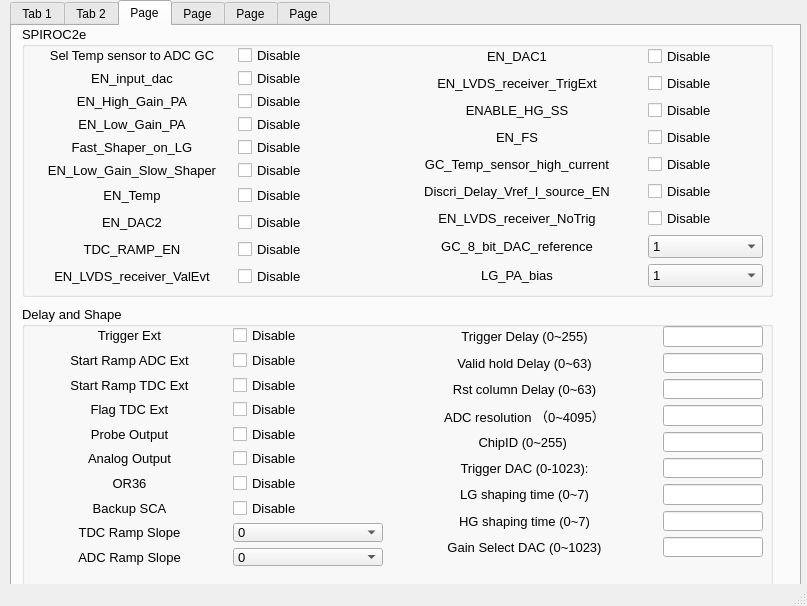
Dreamcatcher-aug/muon_Window, file mainwindow.ui: the form before one commit.
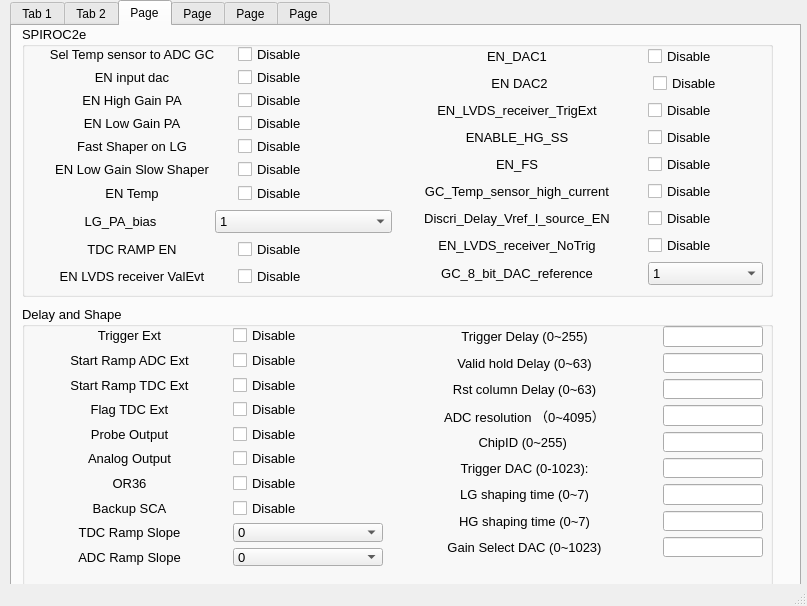
The form after the commit. The open tabs and pages were chosen to show the change.

```diff
--- a/mainwindow.ui
+++ b/mainwindow.ui
@@ -1196,6 +1196,39 @@
             </item>
            </layout>
           </item>
+          <item>
+           <layout class="QHBoxLayout" name="horizontalLayout_130">
+            <item>
+             <widget class="QLabel" name="label_112">
+              <property name="minimumSize">
+               <size>
+                <width>200</width>
+                <height>0</height>
+               </size>
+              </property>
+              <property name="text">
+               <string>EN DAC2</string>
+              </property>
+              <property name="alignment">
+               <set>Qt::AlignmentFlag::AlignCenter</set>
+              </property>
+             </widget>
+            </item>
+            <item>
+             <widget class="QCheckBox" name="ENDac2">
+              <property name="maximumSize">
+               <size>
+                <width>110</width>
+                <height>16777215</height>
+               </size>
+              </property>
+              <property name="text">
+               <string>Disable</string>
+              </property>
+             </widget>
+            </item>
+           </layout>
+          </item>
           <item>
            <layout class="QHBoxLayout" name="horizontalLayout_50">
             <item>
@@ -1407,51 +1440,6 @@
             </item>
            </layout>
           </item>
-          <item>
-           <layout class="QHBoxLayout" name="horizontalLayout_23">
-            <item>
-             <widget class="QLabel" name="label_25">
-              <property name="minimumSize">
-               <size>
-                <width>250</width>
-                <height>0</height>
-               </size>
-              </property>
-              <property name="sizeIncrement">
-               <size>
-                <width>0</width>
-                <height>0</height>
-               </size>
-              </property>
-              <property name="text">
-               <string>LG_PA_bias</string>
-              </property>
-              <property name="alignment">
-               <set>Qt::AlignmentFlag::AlignCenter</set>
-              </property>
-             </widget>
-            </item>
-            <item>
-             <widget class="QComboBox" name="LG_PAbias">
-              <item>
-               <property name="text">
-                <string>1</string>
-               </property>
-              </item>
-              <item>
-               <property name="text">
-                <string>0</string>
-               </property>
-              </item>
-              <item>
-               <property name="text">
-                <string>else</string>
-               </property>
-              </item>
-             </widget>
-            </item>
-           </layout>
-          </item>
          </layout>
         </item>
        </layout>
@@ -1461,7 +1449,7 @@
         <rect>
          <x>10</x>
          <y>20</y>
-         <width>351</width>
+         <width>360</width>
          <height>241</height>
         </rect>
        </property>
@@ -1512,7 +1500,7 @@
                </size>
               </property>
               <property name="text">
-               <string>EN_input_dac</string>
+               <string>EN input dac</string>
               </property>
               <property name="alignment">
                <set>Qt::AlignmentFlag::AlignCenter</set>
@@ -1539,7 +1527,7 @@
                </size>
               </property>
               <property name="text">
-               <string>EN_High_Gain_PA</string>
+               <string>EN High Gain PA</string>
               </property>
               <property name="alignment">
                <set>Qt::AlignmentFlag::AlignCenter</set>
@@ -1566,7 +1554,7 @@
                </size>
               </property>
               <property name="text">
-               <string>EN_Low_Gain_PA</string>
+               <string>EN Low Gain PA</string>
               </property>
               <property name="alignment">
                <set>Qt::AlignmentFlag::AlignCenter</set>
@@ -1593,7 +1581,7 @@
                </size>
               </property>
               <property name="text">
-               <string>Fast_Shaper_on_LG</string>
+               <string>Fast Shaper on LG</string>
               </property>
               <property name="alignment">
                <set>Qt::AlignmentFlag::AlignCenter</set>
@@ -1620,7 +1608,7 @@
                </size>
               </property>
               <property name="text">
-               <string>EN_Low_Gain_Slow_Shaper</string>
+               <string>EN Low Gain Slow Shaper</string>
               </property>
               <property name="alignment">
                <set>Qt::AlignmentFlag::AlignCenter</set>
@@ -1651,7 +1639,7 @@
                </size>
               </property>
               <property name="text">
-               <string>EN_Temp</string>
+               <string>EN Temp</string>
               </property>
               <property name="alignment">
                <set>Qt::AlignmentFlag::AlignCenter</set>
@@ -1668,17 +1656,29 @@
            </layout>
           </item>
           <item>
-           <layout class="QHBoxLayout" name="horizontalLayout_130">
+           <layout class="QHBoxLayout" name="horizontalLayout_23">
             <item>
-             <widget class="QLabel" name="label_112">
+             <widget class="QLabel" name="label_25">
               <property name="minimumSize">
+               <size>
+                <width>120</width>
+                <height>0</height>
+               </size>
+              </property>
+              <property name="maximumSize">
                <size>
                 <width>200</width>
+                <height>16777215</height>
+               </size>
+              </property>
+              <property name="sizeIncrement">
+               <size>
+                <width>0</width>
                 <height>0</height>
                </size>
               </property>
               <property name="text">
-               <string>EN_DAC2</string>
+               <string>LG_PA_bias</string>
               </property>
               <property name="alignment">
                <set>Qt::AlignmentFlag::AlignCenter</set>
@@ -1686,10 +1686,28 @@
              </widget>
             </item>
             <item>
-             <widget class="QCheckBox" name="ENDac2">
-              <property name="text">
-               <string>Disable</string>
+             <widget class="QComboBox" name="LG_PAbias">
+              <property name="minimumSize">
+               <size>
+                <width>100</width>
+                <height>0</height>
+               </size>
               </property>
+              <item>
+               <property name="text">
+                <string>1</string>
+               </property>
+              </item>
+              <item>
+               <property name="text">
+                <string>0</string>
+               </property>
+              </item>
+              <item>
+               <property name="text">
+                <string>else</string>
+               </property>
+              </item>
              </widget>
             </item>
            </layout>
@@ -1705,7 +1723,7 @@
                </size>
               </property>
               <property name="text">
-               <string>TDC_RAMP_EN</string>
+               <string>TDC RAMP EN</string>
               </property>
               <property name="alignment">
                <set>Qt::AlignmentFlag::AlignCenter</set>
@@ -1732,7 +1750,7 @@
                </size>
               </property>
               <property name="text">
-               <string>EN_LVDS_receiver_ValEvt</string>
+               <string>EN LVDS receiver ValEvt</string>
               </property>
               <property name="alignment">
                <set>Qt::AlignmentFlag::AlignCenter</set>
```
Left out of the diff: 2 changed lines with no effect on the pictures.
